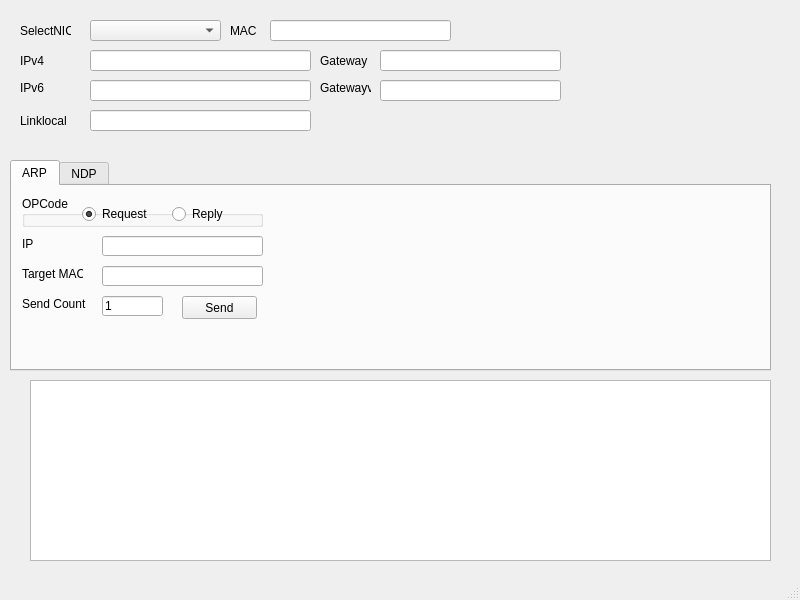
Above: UISample.ui from Hankhehe/SendPacket before the change. Below: the same form after it.
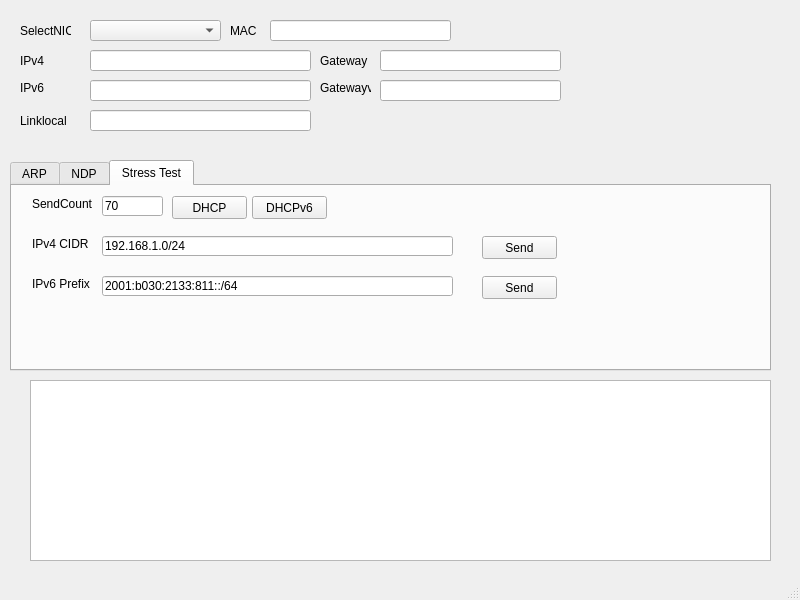
That is the form after the change. The open tabs and pages were chosen to show the change.

```diff
--- a/UISample.ui
+++ b/UISample.ui
@@ -451,6 +451,141 @@
       </widget>
      </widget>
     </widget>
+    <widget class="QWidget" name="tab_3">
+     <attribute name="title">
+      <string>Stress Test</string>
+     </attribute>
+     <widget class="QPushButton" name="pushButton_StressTest_DHCP">
+      <property name="geometry">
+       <rect>
+        <x>160</x>
+        <y>10</y>
+        <width>75</width>
+        <height>23</height>
+       </rect>
+      </property>
+      <property name="text">
+       <string>DHCP</string>
+      </property>
+     </widget>
+     <widget class="QPushButton" name="pushButton_StressTest_DHCPv6">
+      <property name="geometry">
+       <rect>
+        <x>240</x>
+        <y>10</y>
+        <width>75</width>
+        <height>23</height>
+       </rect>
+      </property>
+      <property name="text">
+       <string>DHCPv6</string>
+      </property>
+     </widget>
+     <widget class="QLabel" name="label_StressTest_SendCount">
+      <property name="geometry">
+       <rect>
+        <x>20</x>
+        <y>10</y>
+        <width>61</width>
+        <height>16</height>
+       </rect>
+      </property>
+      <property name="text">
+       <string>SendCount</string>
+      </property>
+     </widget>
+     <widget class="QLineEdit" name="lineEdit_StressTest_SendCount">
+      <property name="geometry">
+       <rect>
+        <x>90</x>
+        <y>10</y>
+        <width>61</width>
+        <height>20</height>
+       </rect>
+      </property>
+      <property name="text">
+       <string>70</string>
+      </property>
+     </widget>
+     <widget class="QLabel" name="label_StressTest_IPv4CIDR">
+      <property name="geometry">
+       <rect>
+        <x>20</x>
+        <y>50</y>
+        <width>61</width>
+        <height>16</height>
+       </rect>
+      </property>
+      <property name="text">
+       <string>IPv4 CIDR</string>
+      </property>
+     </widget>
+     <widget class="QLineEdit" name="lineEdit_StressTest_CIDR">
+      <property name="geometry">
+       <rect>
+        <x>90</x>
+        <y>50</y>
+        <width>351</width>
+        <height>20</height>
+       </rect>
+      </property>
+      <property name="text">
+       <string>192.168.1.0/24</string>
+      </property>
+     </widget>
+     <widget class="QPushButton" name="pushButton_StressTest_SendARP">
+      <property name="geometry">
+       <rect>
+        <x>470</x>
+        <y>50</y>
+        <width>75</width>
+        <height>23</height>
+       </rect>
+      </property>
+      <property name="text">
+       <string>Send</string>
+      </property>
+     </widget>
+     <widget class="QLineEdit" name="lineEdit_StressTest_Prefix">
+      <property name="geometry">
+       <rect>
+        <x>90</x>
+        <y>90</y>
+        <width>351</width>
+        <height>20</height>
+       </rect>
+      </property>
+      <property name="text">
+       <string>2001:b030:2133:811::/64</string>
+      </property>
+     </widget>
+     <widget class="QLabel" name="label_StressTest_Prefix">
+      <property name="geometry">
+       <rect>
+        <x>20</x>
+        <y>90</y>
+        <width>61</width>
+        <height>16</height>
+       </rect>
+      </property>
+      <property name="text">
+       <string>IPv6 Prefix</string>
+      </property>
+     </widget>
+     <widget class="QPushButton" name="pushButton_StressTest_SendNDP">
+      <property name="geometry">
+       <rect>
+        <x>470</x>
+        <y>90</y>
+        <width>75</width>
+        <height>23</height>
+       </rect>
+      </property>
+      <property name="text">
+       <string>Send</string>
+      </property>
+     </widget>
+    </widget>
    </widget>
    <widget class="QPlainTextEdit" name="plainTextEdit_PrintMessage">
     <property name="geometry">
```
